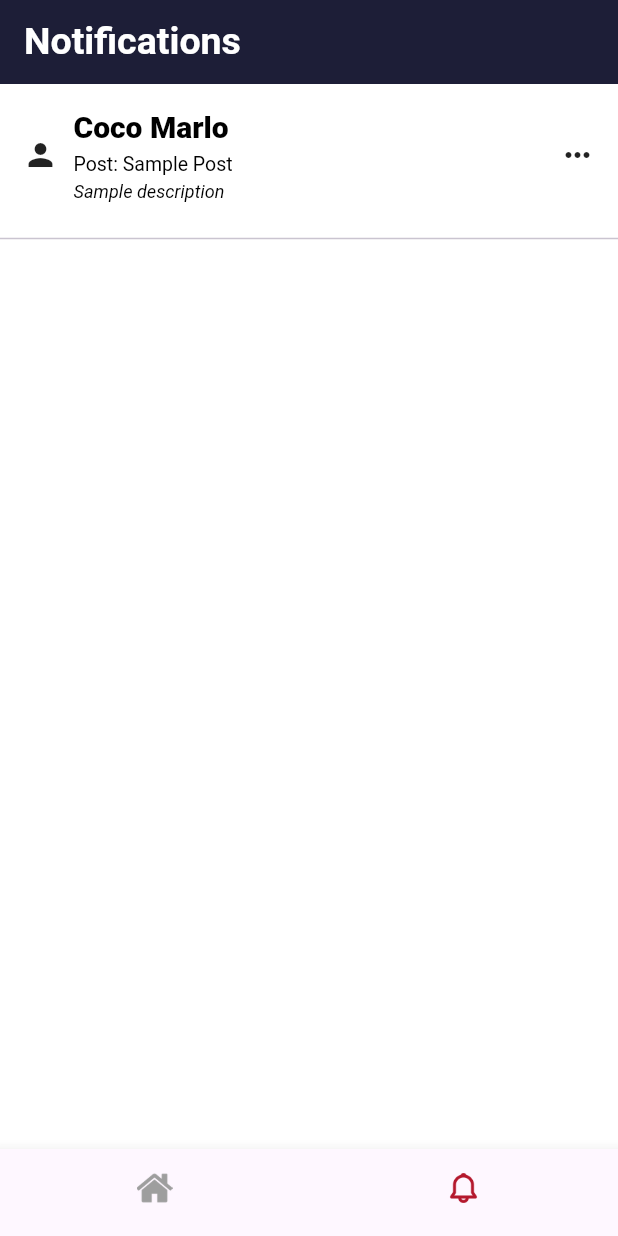
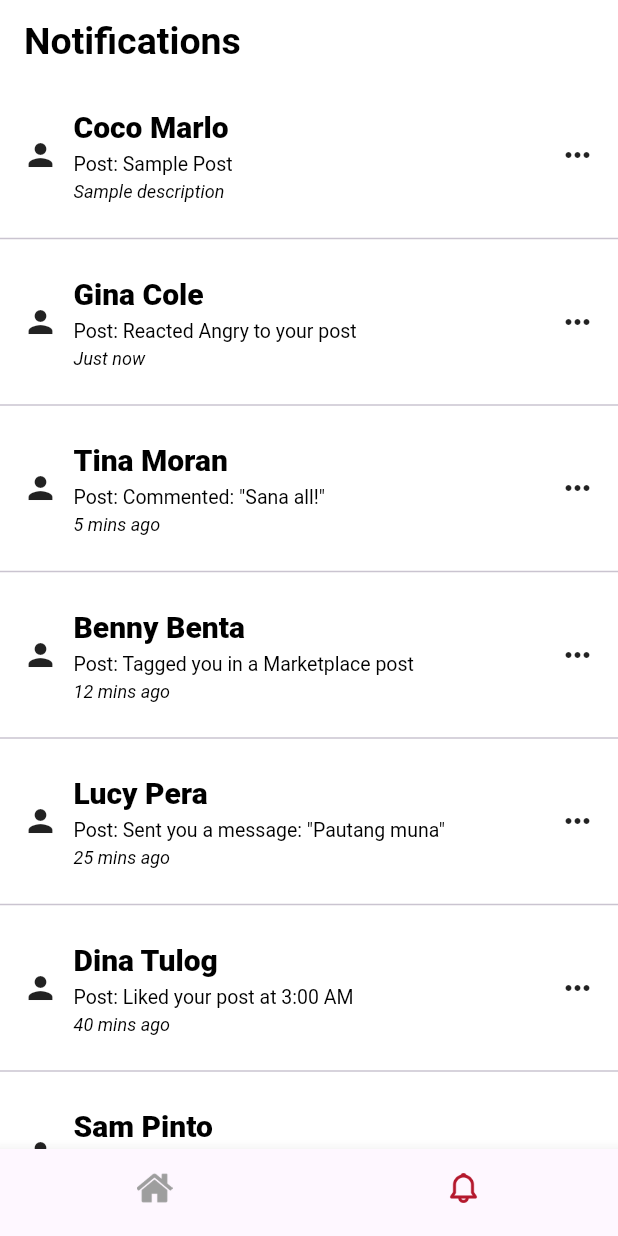
Before and after one commit to jiro923/roque_mobprog, a Flutter app: the screen it shows after launch, swiped to page 2, on a phone screen of 412 x 824 dp. Run offline on Flutter 3.47's test engine with Material 3 defaults, Android fonts, the phone set to English and light mode, and no system bars; our stand-ins replace flutter_screenutil; Roboto replaces fonts that are missing (Frutiger).

Commit message:
update all

```diff
--- a/lib/screens/home_screen.dart
+++ b/lib/screens/home_screen.dart
@@ -20,12 +20,13 @@ class _HomeScreenState extends State<HomeScreen> {
   Widget build(BuildContext context) {
     return Scaffold(
       appBar: AppBar(
-  backgroundColor: fbDarkPrimary,
+  backgroundColor: Colors.white,
+  surfaceTintColor: Colors.transparent,
   elevation: 2,
   title: CustomText(
     text: _selectedIndex == 0 ? 'facebook' : 'Notifications',
     fontSize: 25.sp,
-    color: _selectedIndex == 0 ? fbPrimary : fbTextColorWhite,
+    color: _selectedIndex == 0 ? fbPrimary : Colors.black,
     fontFamily: _selectedIndex == 0 ? 'Klavika' : 'Roboto',
     fontWeight: FontWeight.bold,
   ),
--- a/lib/screens/notification_screen.dart
+++ b/lib/screens/notification_screen.dart
@@ -15,6 +15,7 @@ class _NotificationScreenState extends State<NotificationScreen> {
     return Container(
       color: Colors.white,
       width: ScreenUtil().screenWidth,
+      child: SingleChildScrollView(
         child: Column(
           children: [
             NotificationWidget(
@@ -23,7 +24,122 @@ class _NotificationScreenState extends State<NotificationScreen> {
               description: 'Sample description',
             ),
             const Divider(),
+            NotificationWidget(
+              name: 'Gina Cole',
+              post: 'Reacted Angry to your post',
+              description: 'Just now',
+            ),
+            const Divider(),
+            NotificationWidget(
+              name: 'Tina Moran',
+              post: 'Commented: "Sana all!"',
+              description: '5 mins ago',
+            ),
+            const Divider(),
+            NotificationWidget(
+              name: 'Benny Benta',
+              post: 'Tagged you in a Marketplace post',
+              description: '12 mins ago',
+            ),
+            const Divider(),
+            NotificationWidget(
+              name: 'Lucy Pera',
+              post: 'Sent you a message: "Pautang muna"',
+              description: '25 mins ago',
+            ),
+            const Divider(),
+            NotificationWidget(
+              name: 'Dina Tulog',
+              post: 'Liked your post at 3:00 AM',
+              description: '40 mins ago',
+            ),
+            const Divider(),
+            NotificationWidget(
+              name: 'Sam Pinto',
+              post: 'Poked you',
+              description: '1 hour ago',
+            ),
+            const Divider(),
+            NotificationWidget(
+              name: 'Mayumi Bango',
+              post: 'Reacted Heart to your MyDay',
+              description: '2 hours ago',
+            ),
+            const Divider(),
+            NotificationWidget(
+              name: 'Boy Bawang',
+              post: 'Invited you to play Mobile Legends',
+              description: '3 hours ago',
+            ),
+            const Divider(),
+            NotificationWidget(
+              name: 'Kiko MatSing',
+              post: 'Shared your meme',
+              description: '4 hours ago',
+            ),
+            const Divider(),
+            NotificationWidget(
+              name: 'Aling Nena',
+              post: 'Posted: "May ice tubig na ulit!"',
+              description: '5 hours ago',
+            ),
+            const Divider(),
+            NotificationWidget(
+              name: 'Tito Boy',
+              post: 'Asked: "Six or Chocolates?" in comments',
+              description: '6 hours ago',
+            ),
+            const Divider(),
+            NotificationWidget(
+              name: 'Peping WalangPera',
+              post: 'Liked your profile picture',
+              description: '7 hours ago',
+            ),
+            const Divider(),
+            NotificationWidget(
+              name: 'Bebang Kulot',
+              post: 'Mentioned you in a comment',
+              description: '8 hours ago',
+            ),
+            const Divider(),
+            NotificationWidget(
+              name: 'Cardo Dalisay',
+              post: 'Is still alive and liked your post',
+              description: '10 hours ago',
+            ),
+            const Divider(),
+            NotificationWidget(
+              name: 'Marites Chismosa',
+              post: 'Viewed your profile 15 times',
+              description: '12 hours ago',
+            ),
+            const Divider(),
+            NotificationWidget(
+              name: 'Jollibee Bida',
+              post: 'Invited you to a birthday party',
+              description: '1 day ago',
+            ),
+            const Divider(),
+            NotificationWidget(
+              name: 'JunJun Pasaway',
+              post: 'Reacted Haha to your comment',
+              description: '1 day ago',
+            ),
+            const Divider(),
+            NotificationWidget(
+              name: 'Nene Tambay',
+              post: 'Tagged you in a "Shot puno" photo',
+              description: '2 days ago',
+            ),
+            const Divider(),
+            NotificationWidget(
+              name: 'Idol Raffy',
+              post: 'Commented: "Ipapa-Tulfo natin yan!"',
+              description: '4 days ago',
+            ),
+            const Divider(),
           ],
+        ),
       ),
     );
   }
--- a/lib/widgets/newsfeed_card.dart
+++ b/lib/widgets/newsfeed_card.dart
@@ -3,7 +3,7 @@ import 'package:flutter_screenutil/flutter_screenutil.dart';
 import 'package:surname_mobprog/widgets/custom_text.dart';
 import '../constants.dart';
 
-class NewsfeedCard extends StatelessWidget {
+class NewsfeedCard extends StatefulWidget {
   final String userName;
   final String postContent;
   final String date;
@@ -24,6 +24,20 @@ class NewsfeedCard extends StatelessWidget {
   });
 
   @override
+  State<NewsfeedCard> createState() => _NewsfeedCardState();
+}
+
+class _NewsfeedCardState extends State<NewsfeedCard> {
+  bool _isLiked = false;
+  late int _likeCount;
+
+  @override
+  void initState() {
+    super.initState();
+    _likeCount = widget.numOfLikes ?? 0;
+  }
+
+  @override
   Widget build(BuildContext context) {
     final screenUtilSp = ScreenUtil().setSp(10);
     final screenUtilWidth = ScreenUtil().setWidth(10);
@@ -40,10 +54,10 @@ class NewsfeedCard extends StatelessWidget {
             Row(
               mainAxisAlignment: MainAxisAlignment.start,
               children: [
-                profileImage != null
+                widget.profileImage != null
                     ? CircleAvatar(
                         radius: ScreenUtil().setSp(18),
-                        backgroundImage: AssetImage(profileImage!),
+                        backgroundImage: AssetImage(widget.profileImage!),
                       )
                     : const Icon(Icons.person),
                 SizedBox(width: screenUtilWidth),
@@ -51,7 +65,7 @@ class NewsfeedCard extends StatelessWidget {
                   crossAxisAlignment: CrossAxisAlignment.start,
                   children: [
                     CustomText(
-                      text: userName,
+                      text: widget.userName,
                       fontSize: screenUtilFontUserNameSize,
                       color: Colors.black,
                       fontWeight: FontWeight.bold,
@@ -61,7 +75,7 @@ class NewsfeedCard extends StatelessWidget {
                       crossAxisAlignment: CrossAxisAlignment.center,
                       children: [
                         CustomText(
-                          text: date,
+                          text: widget.date,
                           fontSize: ScreenUtil().setSp(12),
                           color: Colors.grey,
                         ),
@@ -81,33 +95,40 @@ class NewsfeedCard extends StatelessWidget {
             ),
             SizedBox(height: ScreenUtil().setHeight(5)),
             CustomText(
-              text: postContent,
+              text: widget.postContent,
               fontSize: ScreenUtil().setSp(12),
               color: Colors.black,
             ),
             SizedBox(height: ScreenUtil().setHeight(5)),
-            if (postImage != null)
+            if (widget.postImage != null)
               Image.asset(
-                postImage!,
+                widget.postImage!,
                 width: double.infinity,
                 fit: BoxFit.cover,
               )
-            else if (hasImage == true)
+            else if (widget.hasImage == true)
               const Image(image: AssetImage('assets/images/kluwi.jpg')),
             Row(
               mainAxisAlignment: MainAxisAlignment.spaceBetween,
               children: [
                 TextButton.icon(
-                  onPressed: () {},
+                  onPressed: () {
+                    setState(() {
+                      _isLiked = !_isLiked;
+                      _likeCount += _isLiked ? 1 : -1;
+                    });
+                  },
                   icon: Image.asset(
                     'assets/icons/like.png',
                     width: ScreenUtil().setSp(16),
                     height: ScreenUtil().setSp(16),
+                    color: _isLiked ? Colors.blue : null,
                   ),
                   label: CustomText(
-                    text: (numOfLikes ?? 0).toString(),
+                    text: _likeCount.toString(),
                     fontSize: ScreenUtil().setSp(12),
-                    color: fbDarkPrimary,
+                    color: _isLiked ? Colors.blue : fbDarkPrimary,
+                    fontWeight: _isLiked ? FontWeight.bold : FontWeight.normal,
                   ),
                 ),
                 TextButton.icon(
@@ -158,10 +179,10 @@ class NewsfeedCard extends StatelessWidget {
             SizedBox(height: ScreenUtil().setHeight(5)),
             Row(
               children: [
-                profileImage != null
+                widget.profileImage != null
                     ? CircleAvatar(
                         radius: ScreenUtil().setSp(12),
-                        backgroundImage: AssetImage(profileImage!),
+                        backgroundImage: AssetImage(widget.profileImage!),
                       )
                     : const Icon(Icons.person),
                 SizedBox(width: ScreenUtil().setWidth(10)),
```
Lines whose indentation alone changed are shown as unchanged.
